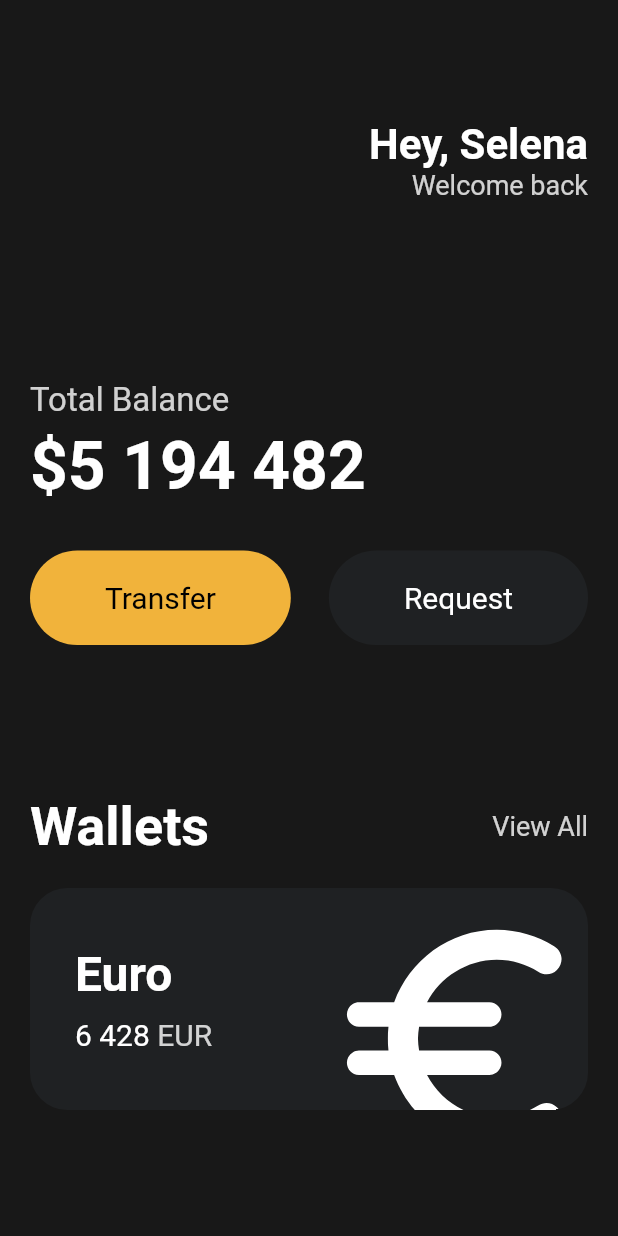
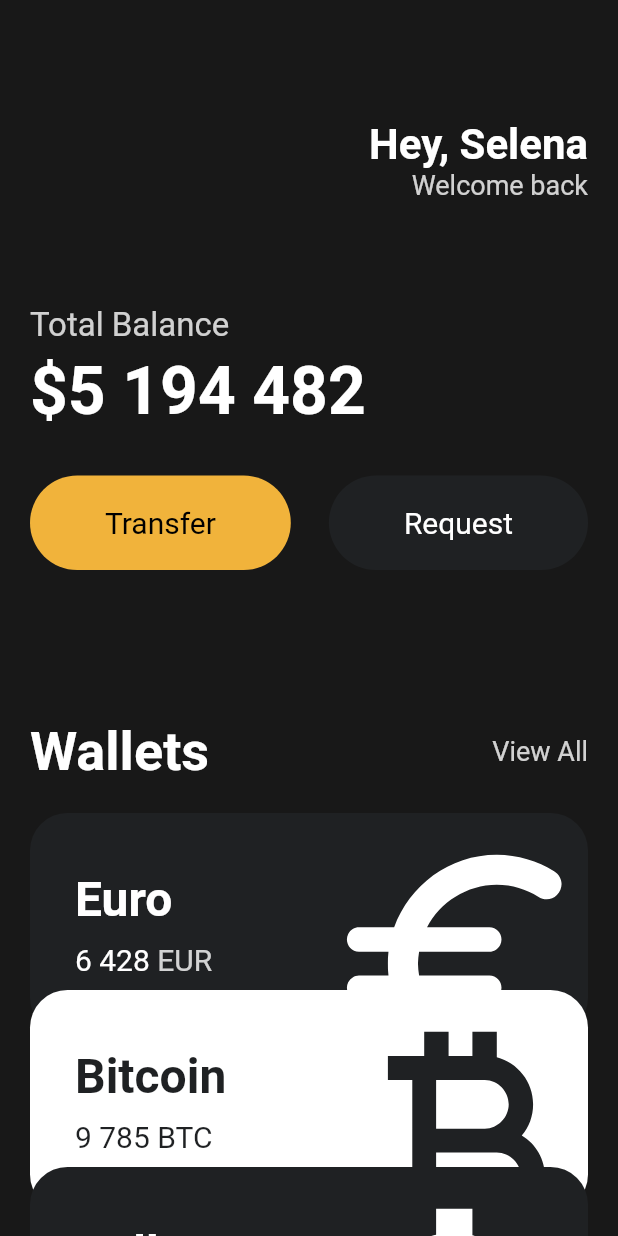
Before and after one commit to hws522/hello-flutter, a Flutter app: the screen it shows after launch, on a phone screen of 412 x 824 dp. Run offline on Flutter 3.47's test engine with Material 2 defaults, Android fonts, the phone set to English and light mode, and no system bars.

Commit message:
~3.8 reusable Cards

```diff
--- a/lib/main.dart
+++ b/lib/main.dart
@@ -1,5 +1,6 @@
 import 'package:flutter/material.dart';
 import 'package:hello_flutter/widget/Button.dart';
+import 'package:hello_flutter/widget/currency_card.dart';
 
 void main() {
   runApp(const App());
@@ -13,7 +14,8 @@ class App extends StatelessWidget {
     return MaterialApp(
       home: Scaffold(
           backgroundColor: const Color(0xff181818),
-          body: Padding(
+          body: SingleChildScrollView(
+            child: Padding(
               padding: const EdgeInsets.symmetric(horizontal: 20),
               child: Column(
                 crossAxisAlignment: CrossAxisAlignment.start,
@@ -47,7 +49,7 @@ class App extends StatelessWidget {
                     ],
                   ),
                   const SizedBox(
-                  height: 120,
+                    height: 70,
                   ),
                   Text(
                     'Total Balance',
@@ -110,68 +112,35 @@ class App extends StatelessWidget {
                   const SizedBox(
                     height: 20,
                   ),
-                Container(
-                    clipBehavior: Clip.hardEdge,
-                    decoration: BoxDecoration(
-                      color: const Color(0xff1f2123),
-                      borderRadius: BorderRadius.circular(25),
+                  const CurrencyCard(
+                    name: 'Euro',
+                    code: 'EUR',
+                    amount: '6 428',
+                    icon: Icons.euro_rounded,
+                    isInverted: false,
                   ),
-                    child: Padding(
-                      padding: const EdgeInsets.all(30),
-                      child: Row(
-                        mainAxisAlignment: MainAxisAlignment.spaceBetween,
-                        children: [
-                          Column(
-                            crossAxisAlignment: CrossAxisAlignment.start,
-                            children: [
-                              const Text(
-                                'Euro',
-                                style: TextStyle(
-                                  color: Colors.white,
-                                  fontSize: 32,
-                                  fontWeight: FontWeight.w600,
+                  Transform.translate(
+                    offset: const Offset(0, -30),
+                    child: const CurrencyCard(
+                      name: 'Bitcoin',
+                      code: 'BTC',
+                      amount: '9 785',
+                      icon: Icons.currency_bitcoin,
+                      isInverted: true,
                     ),
                   ),
-                              const SizedBox(
-                                height: 10,
-                              ),
-                              Row(
-                                children: [
-                                  const Text(
-                                    '6 428',
-                                    style: TextStyle(
-                                      color: Colors.white,
-                                      fontSize: 20,
-                                    ),
-                                  ),
-                                  const SizedBox(
-                                    width: 5,
-                                  ),
-                                  Text(
-                                    'EUR',
-                                    style: TextStyle(
-                                      color: Colors.white.withOpacity(0.8),
-                                      fontSize: 20,
+                  Transform.translate(
+                    offset: const Offset(0, -60),
+                    child: const CurrencyCard(
+                      name: 'Dollar',
+                      code: 'USD',
+                      amount: '428',
+                      icon: Icons.attach_money_outlined,
+                      isInverted: false,
                     ),
                   ),
                 ],
-                              )
-                            ],
               ),
-                          Transform.scale(
-                              scale: 2.2,
-                              child: Transform.translate(
-                                offset: const Offset(-5, 12),
-                                child: const Icon(
-                                  Icons.euro_rounded,
-                                  color: Colors.white,
-                                  size: 88,
-                                ),
-                              ))
-                        ],
-                      ),
-                    ))
-              ],
             ),
           )),
     );
--- /dev/null
+++ b/lib/widget/currency_card.dart
@@ -0,0 +1,86 @@
+import 'package:flutter/material.dart';
+
+class CurrencyCard extends StatelessWidget {
+  final String name, code, amount;
+  final IconData icon;
+  final bool isInverted;
+
+  final _blackColor = const Color(0xff1f2123);
+  final _whiteColor = const Color(0xffffffff);
+
+  const CurrencyCard({
+    super.key,
+    required this.name,
+    required this.code,
+    required this.amount,
+    required this.icon,
+    required this.isInverted,
+  });
+
+  @override
+  Widget build(BuildContext context) {
+    return Container(
+        clipBehavior: Clip.hardEdge,
+        decoration: BoxDecoration(
+          color: isInverted ? _whiteColor : _blackColor,
+          borderRadius: BorderRadius.circular(25),
+        ),
+        child: Padding(
+          padding: const EdgeInsets.all(30),
+          child: Row(
+            mainAxisAlignment: MainAxisAlignment.spaceBetween,
+            children: [
+              Column(
+                crossAxisAlignment: CrossAxisAlignment.start,
+                children: [
+                  Text(
+                    name,
+                    style: TextStyle(
+                      color: isInverted ? _blackColor : _whiteColor,
+                      fontSize: 32,
+                      fontWeight: FontWeight.w600,
+                    ),
+                  ),
+                  const SizedBox(
+                    height: 10,
+                  ),
+                  Row(
+                    children: [
+                      Text(
+                        amount,
+                        style: TextStyle(
+                          color: isInverted ? _blackColor : _whiteColor,
+                          fontSize: 20,
+                        ),
+                      ),
+                      const SizedBox(
+                        width: 5,
+                      ),
+                      Text(
+                        code,
+                        style: TextStyle(
+                          color: isInverted
+                              ? _blackColor
+                              : Colors.white.withOpacity(0.8),
+                          fontSize: 20,
+                        ),
+                      ),
+                    ],
+                  )
+                ],
+              ),
+              Transform.scale(
+                  scale: 2.2,
+                  child: Transform.translate(
+                    offset: const Offset(-5, 12),
+                    child: Icon(
+                      icon,
+                      color: isInverted ? _blackColor : _whiteColor,
+                      size: 88,
+                    ),
+                  ))
+            ],
+          ),
+        ));
+  }
+}
```
Also changed, not shown: 2 other files. Lines whose indentation alone changed are shown as unchanged.
